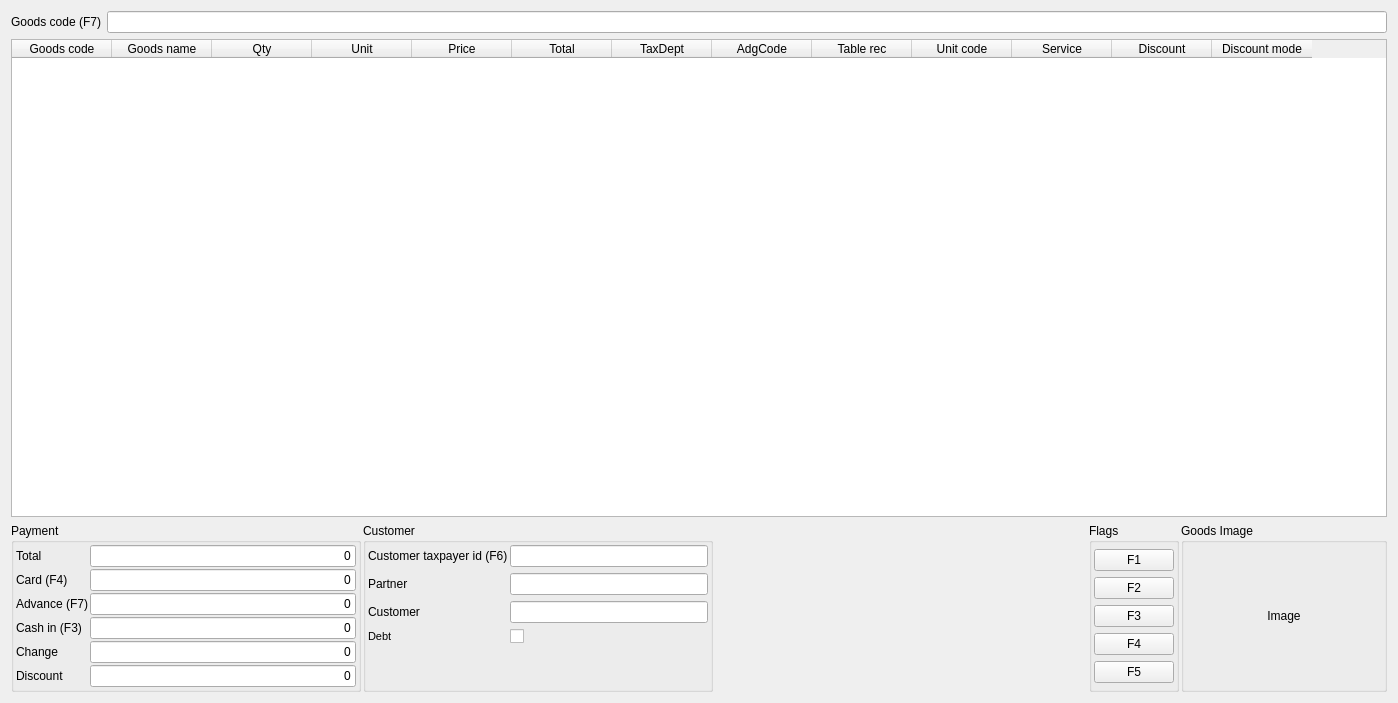
Before: the Qt Designer form Shop/worder.ui in End1-1/Cafe5, drawn with Qt 5.
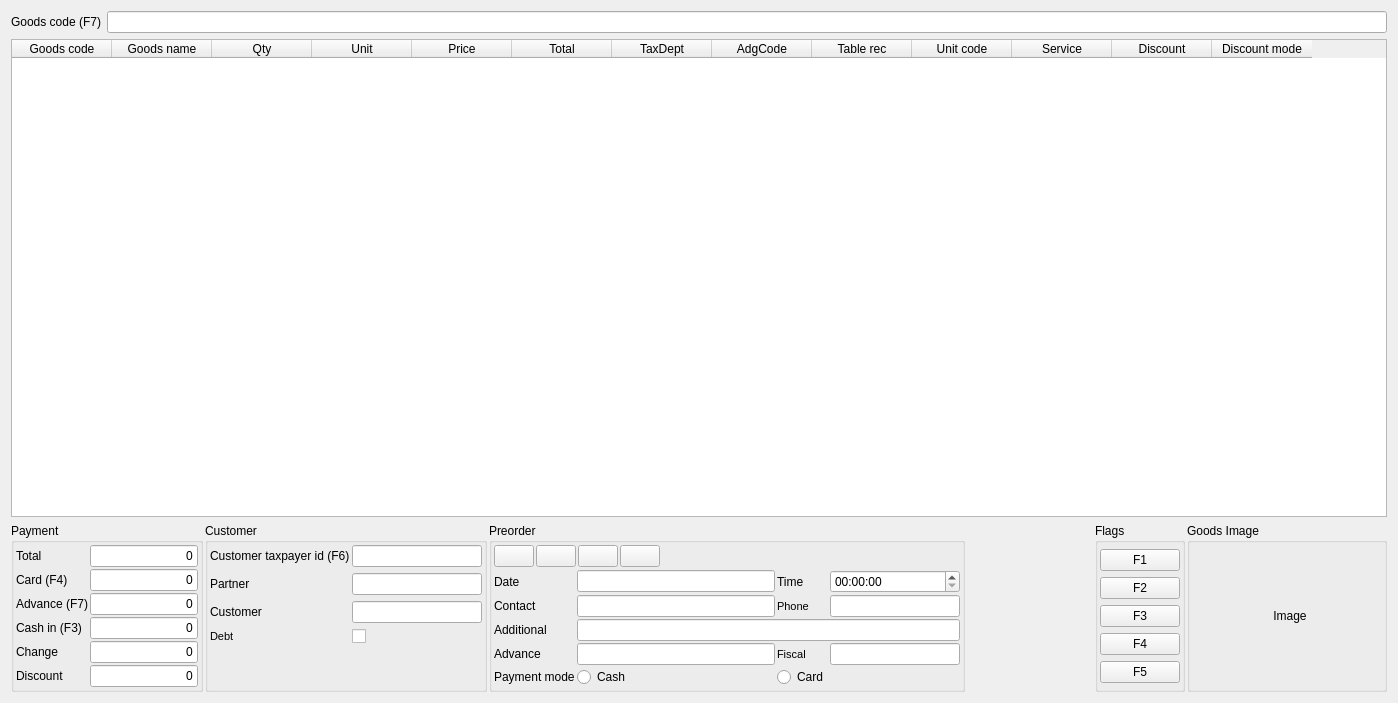
After: the same form once the commit is applied. Icons and pictures are not drawn. Custom widgets are drawn as their Qt base class.

The edit to the form file:
```diff
--- a/Shop/worder.ui
+++ b/Shop/worder.ui
@@ -543,6 +543,393 @@
         </layout>
        </widget>
       </item>
+      <item>
+       <widget class="QGroupBox" name="grPreorder">
+        <property name="maximumSize">
+         <size>
+          <width>16777215</width>
+          <height>16777215</height>
+         </size>
+        </property>
+        <property name="title">
+         <string>Preorder</string>
+        </property>
+        <layout class="QGridLayout" name="gridLayout">
+         <property name="leftMargin">
+          <number>2</number>
+         </property>
+         <property name="topMargin">
+          <number>2</number>
+         </property>
+         <property name="rightMargin">
+          <number>2</number>
+         </property>
+         <property name="bottomMargin">
+          <number>2</number>
+         </property>
+         <property name="spacing">
+          <number>2</number>
+         </property>
+         <item row="2" column="1">
+          <widget class="C5LineEdit" name="leContactName">
+           <property name="minimumSize">
+            <size>
+             <width>130</width>
+             <height>0</height>
+            </size>
+           </property>
+           <property name="maximumSize">
+            <size>
+             <width>16777215</width>
+             <height>16777215</height>
+            </size>
+           </property>
+           <property name="font">
+            <font>
+             <weight>50</weight>
+             <bold>false</bold>
+            </font>
+           </property>
+           <property name="focusPolicy">
+            <enum>Qt::ClickFocus</enum>
+           </property>
+           <property name="readOnly">
+            <bool>false</bool>
+           </property>
+          </widget>
+         </item>
+         <item row="3" column="0">
+          <widget class="QLabel" name="label_6">
+           <property name="text">
+            <string>Additional</string>
+           </property>
+          </widget>
+         </item>
+         <item row="1" column="0">
+          <widget class="QLabel" name="lbCustomer_3">
+           <property name="sizePolicy">
+            <sizepolicy hsizetype="Minimum" vsizetype="Preferred">
+             <horstretch>0</horstretch>
+             <verstretch>0</verstretch>
+            </sizepolicy>
+           </property>
+           <property name="text">
+            <string>Date</string>
+           </property>
+          </widget>
+         </item>
+         <item row="5" column="0">
+          <widget class="QLabel" name="label_7">
+           <property name="text">
+            <string>Payment mode</string>
+           </property>
+          </widget>
+         </item>
+         <item row="4" column="1">
+          <widget class="C5LineEdit" name="lePreorderAdvance">
+           <property name="focusPolicy">
+            <enum>Qt::ClickFocus</enum>
+           </property>
+           <property name="readOnly">
+            <bool>false</bool>
+           </property>
+          </widget>
+         </item>
+         <item row="1" column="1">
+          <widget class="C5DateEdit" name="dePreorerDate">
+           <property name="minimumSize">
+            <size>
+             <width>130</width>
+             <height>0</height>
+            </size>
+           </property>
+           <property name="maximumSize">
+            <size>
+             <width>16777215</width>
+             <height>16777215</height>
+            </size>
+           </property>
+           <property name="font">
+            <font>
+             <weight>75</weight>
+             <bold>true</bold>
+            </font>
+           </property>
+           <property name="focusPolicy">
+            <enum>Qt::ClickFocus</enum>
+           </property>
+           <property name="readOnly">
+            <bool>false</bool>
+           </property>
+          </widget>
+         </item>
+         <item row="5" column="1">
+          <widget class="QRadioButton" name="rbCash">
+           <property name="focusPolicy">
+            <enum>Qt::NoFocus</enum>
+           </property>
+           <property name="text">
+            <string>Cash</string>
+           </property>
+          </widget>
+         </item>
+         <item row="4" column="3" colspan="2">
+          <widget class="C5LineEdit" name="lePreorderTax">
+           <property name="focusPolicy">
+            <enum>Qt::ClickFocus</enum>
+           </property>
+           <property name="readOnly">
+            <bool>true</bool>
+           </property>
+          </widget>
+         </item>
+         <item row="2" column="0">
+          <widget class="QLabel" name="lbCustomer_4">
+           <property name="sizePolicy">
+            <sizepolicy hsizetype="Minimum" vsizetype="Preferred">
+             <horstretch>0</horstretch>
+             <verstretch>0</verstretch>
+            </sizepolicy>
+           </property>
+           <property name="text">
+            <string>Contact</string>
+           </property>
+          </widget>
+         </item>
+         <item row="3" column="1" colspan="4">
+          <widget class="C5LineEdit" name="tePreorderInfo">
+           <property name="minimumSize">
+            <size>
+             <width>130</width>
+             <height>0</height>
+            </size>
+           </property>
+           <property name="maximumSize">
+            <size>
+             <width>16777215</width>
+             <height>16777215</height>
+            </size>
+           </property>
+           <property name="font">
+            <font>
+             <weight>75</weight>
+             <bold>true</bold>
+            </font>
+           </property>
+           <property name="focusPolicy">
+            <enum>Qt::ClickFocus</enum>
+           </property>
+           <property name="readOnly">
+            <bool>false</bool>
+           </property>
+          </widget>
+         </item>
+         <item row="2" column="3" colspan="2">
+          <widget class="C5LineEdit" name="leContactPhone">
+           <property name="minimumSize">
+            <size>
+             <width>130</width>
+             <height>0</height>
+            </size>
+           </property>
+           <property name="maximumSize">
+            <size>
+             <width>16777215</width>
+             <height>16777215</height>
+            </size>
+           </property>
+           <property name="font">
+            <font>
+             <weight>75</weight>
+             <bold>true</bold>
+            </font>
+           </property>
+           <property name="focusPolicy">
+            <enum>Qt::ClickFocus</enum>
+           </property>
+           <property name="readOnly">
+            <bool>false</bool>
+           </property>
+          </widget>
+         </item>
+         <item row="1" column="2">
+          <widget class="QLabel" name="lbPartner_2">
+           <property name="sizePolicy">
+            <sizepolicy hsizetype="Minimum" vsizetype="Preferred">
+             <horstretch>0</horstretch>
+             <verstretch>0</verstretch>
+            </sizepolicy>
+           </property>
+           <property name="font">
+            <font>
+             <weight>50</weight>
+             <bold>false</bold>
+            </font>
+           </property>
+           <property name="text">
+            <string>Time</string>
+           </property>
+          </widget>
+         </item>
+         <item row="4" column="2">
+          <widget class="QLabel" name="Phone_2">
+           <property name="sizePolicy">
+            <sizepolicy hsizetype="Minimum" vsizetype="Preferred">
+             <horstretch>0</horstretch>
+             <verstretch>0</verstretch>
+            </sizepolicy>
+           </property>
+           <property name="font">
+            <font>
+             <pointsize>8</pointsize>
+             <weight>50</weight>
+             <bold>false</bold>
+            </font>
+           </property>
+           <property name="text">
+            <string>Fiscal</string>
+           </property>
+          </widget>
+         </item>
+         <item row="1" column="3" colspan="2">
+          <widget class="QTimeEdit" name="tmTime"/>
+         </item>
+         <item row="4" column="0">
+          <widget class="QLabel" name="label_2">
+           <property name="text">
+            <string>Advance</string>
+           </property>
+          </widget>
+         </item>
+         <item row="5" column="2">
+          <widget class="QRadioButton" name="rbCard">
+           <property name="focusPolicy">
+            <enum>Qt::NoFocus</enum>
+           </property>
+           <property name="text">
+            <string>Card</string>
+           </property>
+          </widget>
+         </item>
+         <item row="2" column="2">
+          <widget class="QLabel" name="Phone">
+           <property name="sizePolicy">
+            <sizepolicy hsizetype="Minimum" vsizetype="Preferred">
+             <horstretch>0</horstretch>
+             <verstretch>0</verstretch>
+            </sizepolicy>
+           </property>
+           <property name="font">
+            <font>
+             <pointsize>8</pointsize>
+             <weight>50</weight>
+             <bold>false</bold>
+            </font>
+           </property>
+           <property name="text">
+            <string>Phone</string>
+           </property>
+          </widget>
+         </item>
+         <item row="0" column="0" colspan="5">
+          <widget class="QWidget" name="widget_3" native="true">
+           <property name="minimumSize">
+            <size>
+             <width>0</width>
+             <height>0</height>
+            </size>
+           </property>
+           <layout class="QHBoxLayout" name="horizontalLayout_3">
+            <property name="spacing">
+             <number>2</number>
+            </property>
+            <property name="leftMargin">
+             <number>0</number>
+            </property>
+            <property name="topMargin">
+             <number>0</number>
+            </property>
+            <property name="rightMargin">
+             <number>0</number>
+            </property>
+            <property name="bottomMargin">
+             <number>0</number>
+            </property>
+            <item>
+             <widget class="QPushButton" name="btnSavePreorder">
+              <property name="focusPolicy">
+               <enum>Qt::NoFocus</enum>
+              </property>
+              <property name="text">
+               <string/>
+              </property>
+              <property name="icon">
+               <iconset resource="../resources/res.qrc">
+                <normaloff>:/save.png</normaloff>:/save.png</iconset>
+              </property>
+             </widget>
+            </item>
+            <item>
+             <widget class="QPushButton" name="btnPrintAdvanceTax">
+              <property name="focusPolicy">
+               <enum>Qt::NoFocus</enum>
+              </property>
+              <property name="text">
+               <string/>
+              </property>
+              <property name="icon">
+               <iconset resource="../resources/res.qrc">
+                <normaloff>:/return_receipt.png</normaloff>:/return_receipt.png</iconset>
+              </property>
+             </widget>
+            </item>
+            <item>
+             <widget class="QPushButton" name="btnOpenPreorder">
+              <property name="focusPolicy">
+               <enum>Qt::NoFocus</enum>
+              </property>
+              <property name="text">
+               <string/>
+              </property>
+              <property name="icon">
+               <iconset resource="../resources/res.qrc">
+                <normaloff>:/folder.png</normaloff>:/folder.png</iconset>
+              </property>
+             </widget>
+            </item>
+            <item>
+             <widget class="QPushButton" name="btnRemovePreorder">
+              <property name="focusPolicy">
+               <enum>Qt::NoFocus</enum>
+              </property>
+              <property name="text">
+               <string/>
+              </property>
+              <property name="icon">
+               <iconset resource="../resources/res.qrc">
+                <normaloff>:/remove.png</normaloff>:/remove.png</iconset>
+              </property>
+             </widget>
+            </item>
+            <item>
+             <spacer name="horizontalSpacer_2">
+              <property name="orientation">
+               <enum>Qt::Horizontal</enum>
+              </property>
+              <property name="sizeHint" stdset="0">
+               <size>
+                <width>300</width>
+                <height>20</height>
+               </size>
+              </property>
+             </spacer>
+            </item>
+           </layout>
+          </widget>
+         </item>
+        </layout>
+       </widget>
+      </item>
       <item>
        <spacer name="horizontalSpacer">
         <property name="orientation">
@@ -707,6 +1094,12 @@
       </item>
       <item>
        <widget class="QGroupBox" name="grImage">
+        <property name="maximumSize">
+         <size>
+          <width>200</width>
+          <height>200</height>
+         </size>
+        </property>
         <property name="title">
          <string>Goods Image</string>
         </property>
@@ -758,6 +1151,11 @@
    <extends>QLineEdit</extends>
    <header location="global">c5lineedit.h</header>
   </customwidget>
+  <customwidget>
+   <class>C5DateEdit</class>
+   <extends>QLineEdit</extends>
+   <header location="global">c5dateedit.h</header>
+  </customwidget>
  </customwidgets>
  <tabstops>
   <tabstop>leCode</tabstop>
```
Left out of the diff: 10 changed lines with no effect on the pictures.
